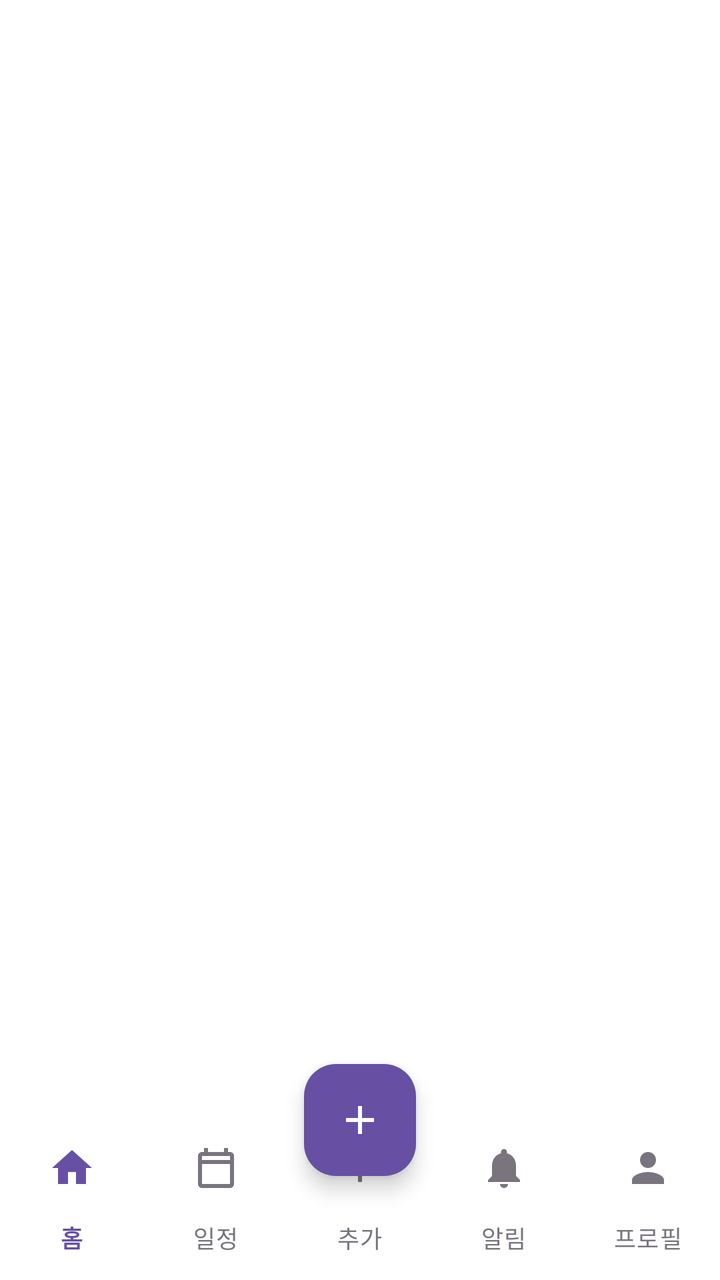
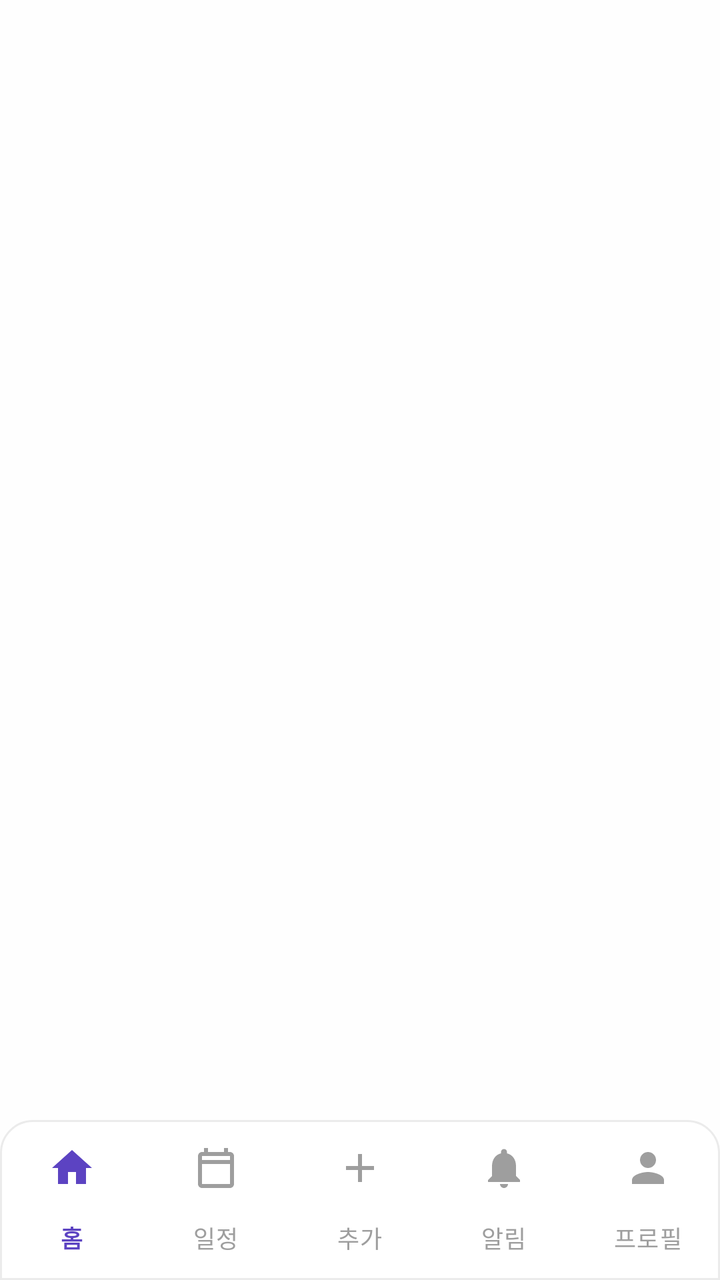

An Android layout rendered at two revisions. The XML below is the earlier revision; the diff shows what the commit changed to produce the second picture.
<!-- AndroidManifest.xml: application theme Theme.TripShare -->
<!-- res/layout/activity_main.xml -->
<?xml version="1.0" encoding="utf-8"?>
<androidx.constraintlayout.widget.ConstraintLayout xmlns:android="http://schemas.android.com/apk/res/android"
    xmlns:app="http://schemas.android.com/apk/res-auto"
    android:id="@+id/main"
    android:layout_width="match_parent"
    android:layout_height="match_parent"
    android:background="@color/white">

    <FrameLayout
        android:id="@+id/fragment_container"
        android:layout_width="0dp"
        android:layout_height="0dp"
        app:layout_constraintBottom_toTopOf="@id/bottom_nav"
        app:layout_constraintEnd_toEndOf="parent"
        app:layout_constraintStart_toStartOf="parent"
        app:layout_constraintTop_toTopOf="parent" />

    <com.google.android.material.bottomnavigation.BottomNavigationView
        android:id="@+id/bottom_nav"
        android:layout_width="0dp"
        android:layout_height="wrap_content"
        android:background="@color/white"
        app:itemIconTint="@color/bottom_nav_color"
        app:itemTextColor="@color/bottom_nav_color"
        app:labelVisibilityMode="labeled"
        app:layout_constraintBottom_toBottomOf="parent"
        app:layout_constraintEnd_toEndOf="parent"
        app:layout_constraintStart_toStartOf="parent"
        app:menu="@menu/bottom_nav_menu" />

    <com.google.android.material.floatingactionbutton.FloatingActionButton
        android:id="@+id/fab_add"
        android:layout_width="wrap_content"
        android:layout_height="wrap_content"
        android:contentDescription="@string/nav_add"
        android:src="@drawable/ic_add"
        app:backgroundTint="@color/purple_primary"
        app:layout_constraintBottom_toTopOf="@id/bottom_nav"
        app:layout_constraintEnd_toEndOf="parent"
        app:layout_constraintStart_toStartOf="parent"
        app:layout_constraintTop_toTopOf="@id/bottom_nav"
        app:tint="@color/white" />

</androidx.constraintlayout.widget.ConstraintLayout>
<!-- resources referenced by this layout -->
<resources>
  <color name="purple_primary">#6750A4</color>
  <color name="white">#FFFFFFFF</color>
  <!-- drawable ic_add (drawable) -->
  <vector xmlns:android="http://schemas.android.com/apk/res/android"
      android:width="24dp"
      android:height="24dp"
      android:viewportWidth="24"
      android:viewportHeight="24">
      <path
          android:fillColor="@color/white"
          android:pathData="M19,13h-6v6h-2v-6H5v-2h6V5h2v6h6v2z" />
  </vector>
  <string name="nav_add">추가</string>
  <style name="Theme.TripShare" parent="Base.Theme.TripShare" />
  <style name="Base.Theme.TripShare" parent="Theme.Material3.DayNight.NoActionBar">
          <item name="colorPrimary">@color/purple_primary</item>
          <item name="colorPrimaryDark">@color/purple_dark</item>
          <item name="colorAccent">@color/purple_primary</item>
          <item name="android:statusBarColor">@color/white</item>
          <item name="android:windowLightStatusBar">true</item>
          <item name="android:navigationBarColor">@color/white</item>
      </style>
  <color name="purple_dark">#4F378B</color>
</resources>

<!-- the commit's change to res/layout/activity_main.xml (unified diff, before → after) -->
@@ -4,7 +4,8 @@
     android:id="@+id/main"
     android:layout_width="match_parent"
     android:layout_height="match_parent"
-    android:background="@color/white">
+    android:background="@color/background"
+    android:fitsSystemWindows="true">
 
     <FrameLayout
         android:id="@+id/fragment_container"
@@ -19,7 +20,7 @@
         android:id="@+id/bottom_nav"
         android:layout_width="0dp"
         android:layout_height="wrap_content"
-        android:background="@color/white"
+        android:background="@drawable/bg_bottom_nav"
         app:itemIconTint="@color/bottom_nav_color"
         app:itemTextColor="@color/bottom_nav_color"
         app:labelVisibilityMode="labeled"
@@ -35,10 +36,14 @@
         android:contentDescription="@string/nav_add"
         android:src="@drawable/ic_add"
         app:backgroundTint="@color/purple_primary"
-        app:layout_constraintBottom_toTopOf="@id/bottom_nav"
+        app:elevation="2dp"
+        app:fabCustomSize="48dp"
+        app:layout_constraintBottom_toBottomOf="@id/bottom_nav"
         app:layout_constraintEnd_toEndOf="parent"
         app:layout_constraintStart_toStartOf="parent"
         app:layout_constraintTop_toTopOf="@id/bottom_nav"
+        app:layout_constraintVertical_bias="0.5"
+        app:maxImageSize="24dp"
         app:tint="@color/white" />
 
 </androidx.constraintlayout.widget.ConstraintLayout>
<!-- resource entries referenced after the edit -->
@@ -1,7 +1,20 @@
 <!-- resources referenced by this layout -->
 <resources>
-  <color name="purple_primary">#6750A4</color>
+  <color name="background">#FEFEFE</color>
+  <color name="purple_primary">#5C43C2</color>
   <color name="white">#FFFFFFFF</color>
+  <!-- drawable bg_bottom_nav (drawable) -->
+  <?xml version="1.0" encoding="utf-8"?>
+  <shape xmlns:android="http://schemas.android.com/apk/res/android"
+      android:shape="rectangle">
+      <solid android:color="@color/card_bg" />
+      <corners
+          android:topLeftRadius="16dp"
+          android:topRightRadius="16dp" />
+      <stroke
+          android:width="1dp"
+          android:color="@color/divider" />
+  </shape>
   <!-- drawable ic_add (drawable) -->
   <vector xmlns:android="http://schemas.android.com/apk/res/android"
       android:width="24dp"
@@ -14,14 +27,21 @@
   </vector>
   <string name="nav_add">추가</string>
   <style name="Theme.TripShare" parent="Base.Theme.TripShare" />
+  <color name="card_bg">#FFFFFF</color>
+  <color name="divider">#EBEBEB</color>
   <style name="Base.Theme.TripShare" parent="Theme.Material3.DayNight.NoActionBar">
           <item name="colorPrimary">@color/purple_primary</item>
           <item name="colorPrimaryDark">@color/purple_dark</item>
           <item name="colorAccent">@color/purple_primary</item>
-          <item name="android:statusBarColor">@color/white</item>
+          <item name="android:colorBackground">@color/background</item>
+          <item name="colorSurface">@color/card_bg</item>
+          <item name="android:windowBackground">@color/background</item>
+          <item name="android:statusBarColor">@color/background</item>
           <item name="android:windowLightStatusBar">true</item>
-          <item name="android:navigationBarColor">@color/white</item>
+          <item name="android:navigationBarColor">@color/background</item>
+          <item name="android:windowLightNavigationBar" tools:targetApi="27">true</item>
+          <item name="android:windowOptOutEdgeToEdgeEnforcement" tools:targetApi="35">true</item>
       </style>
-  <color name="purple_dark">#4F378B</color>
+  <color name="purple_dark">#4A35A0</color>
 </resources>
 
